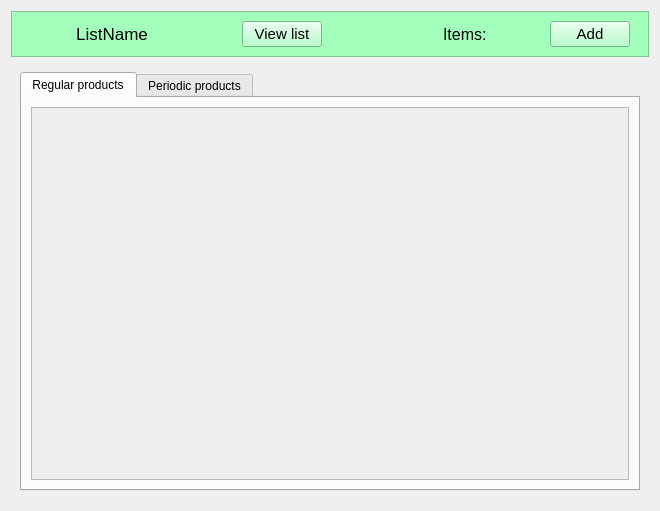
This is src/Client/View/MainPage/Product/ProductsSubPage/ProductsSubPage.ui in iodream/Spend-Note as Qt 5 draws it before an edit. The edited form follows.
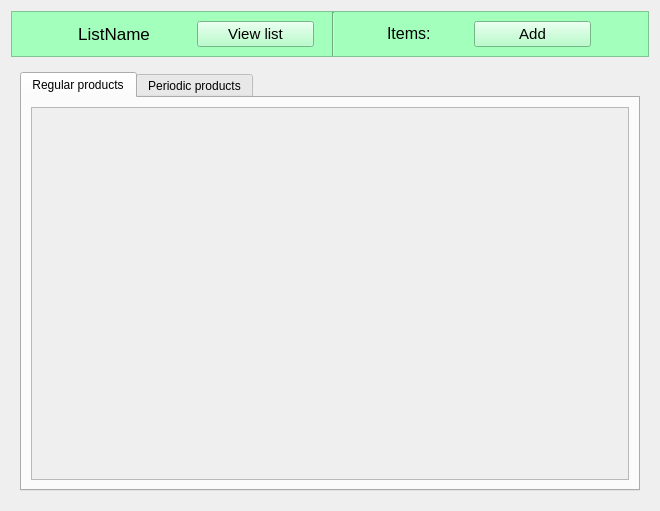
This is the edited form. Icons and pictures are not drawn.

Commit message: change label to display info inside it

The edit to the form file:
```diff
--- a/src/Client/View/MainPage/Product/ProductsSubPage/ProductsSubPage.ui
+++ b/src/Client/View/MainPage/Product/ProductsSubPage/ProductsSubPage.ui
@@ -31,7 +31,7 @@
      <property name="frameShadow">
       <enum>QFrame::Raised</enum>
      </property>
-     <layout class="QHBoxLayout" name="horizontalLayout">
+     <layout class="QHBoxLayout" name="horizontalLayout" stretch="0,1,0">
       <property name="leftMargin">
        <number>16</number>
       </property>
@@ -63,7 +63,7 @@
            </property>
            <property name="minimumSize">
             <size>
-             <width>150</width>
+             <width>0</width>
              <height>0</height>
             </size>
            </property>
@@ -87,59 +87,33 @@
           </widget>
          </item>
          <item>
-          <spacer name="horizontalSpacer">
-           <property name="orientation">
-            <enum>Qt::Horizontal</enum>
-           </property>
-           <property name="sizeHint" stdset="0">
+          <widget class="QPushButton" name="ViewList">
+           <property name="maximumSize">
             <size>
-             <width>40</width>
-             <height>20</height>
+             <width>117</width>
+             <height>16777215</height>
             </size>
            </property>
-          </spacer>
+           <property name="font">
+            <font>
+             <pointsize>11</pointsize>
+            </font>
+           </property>
+           <property name="text">
+            <string>View list</string>
+           </property>
+          </widget>
          </item>
         </layout>
        </widget>
       </item>
       <item>
-       <widget class="QPushButton" name="ViewList">
-        <property name="font">
-         <font>
-          <pointsize>11</pointsize>
-         </font>
-        </property>
-        <property name="text">
-         <string>View list</string>
+       <widget class="Line" name="line">
+        <property name="orientation">
+         <enum>Qt::Vertical</enum>
         </property>
        </widget>
       </item>
-      <item>
-       <spacer name="horizontalSpacer_3">
-        <property name="orientation">
-         <enum>Qt::Horizontal</enum>
-        </property>
-        <property name="sizeHint" stdset="0">
-         <size>
-          <width>40</width>
-          <height>20</height>
-         </size>
-        </property>
-       </spacer>
-      </item>
-      <item>
-       <spacer name="horizontalSpacer_2">
-        <property name="orientation">
-         <enum>Qt::Horizontal</enum>
-        </property>
-        <property name="sizeHint" stdset="0">
-         <size>
-          <width>40</width>
-          <height>20</height>
-         </size>
-        </property>
-       </spacer>
-      </item>
       <item>
        <widget class="QWidget" name="widget" native="true">
         <property name="minimumSize">
@@ -150,7 +124,13 @@
         </property>
         <layout class="QHBoxLayout" name="horizontalLayout_3">
          <item>
-          <widget class="QLabel" name="label">
+          <widget class="QLabel" name="ItemsSize">
+           <property name="sizePolicy">
+            <sizepolicy hsizetype="Fixed" vsizetype="Fixed">
+             <horstretch>0</horstretch>
+             <verstretch>0</verstretch>
+            </sizepolicy>
+           </property>
            <property name="font">
             <font>
              <pointsize>12</pointsize>
@@ -161,37 +141,6 @@
            </property>
           </widget>
          </item>
-         <item>
-          <widget class="QLabel" name="ListSize">
-           <property name="minimumSize">
-            <size>
-             <width>25</width>
-             <height>0</height>
-            </size>
-           </property>
-           <property name="font">
-            <font>
-             <pointsize>12</pointsize>
-            </font>
-           </property>
-           <property name="text">
-            <string/>
-           </property>
-          </widget>
-         </item>
-         <item>
-          <spacer name="horizontalSpacer_4">
-           <property name="orientation">
-            <enum>Qt::Horizontal</enum>
-           </property>
-           <property name="sizeHint" stdset="0">
-            <size>
-             <width>26</width>
-             <height>20</height>
-            </size>
-           </property>
-          </spacer>
-         </item>
          <item>
           <widget class="QPushButton" name="AddItemButton">
            <property name="minimumSize">
@@ -200,6 +149,12 @@
              <height>0</height>
             </size>
            </property>
+           <property name="maximumSize">
+            <size>
+             <width>117</width>
+             <height>16777215</height>
+            </size>
+           </property>
            <property name="font">
             <font>
              <pointsize>11</pointsize>
```
The commit also changes 5 other files.
